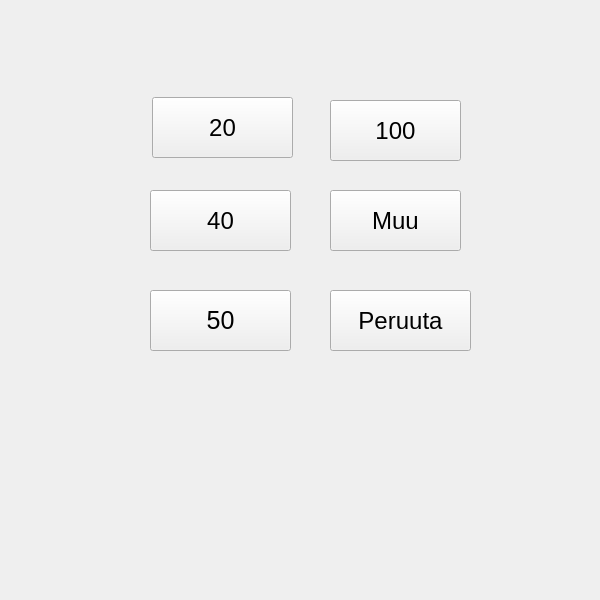
First picture: the form in PankkiProjekti/nosta.ui, repository tvt20kmo-ohjelmistokehitysprojekti/Group8, before the edit.
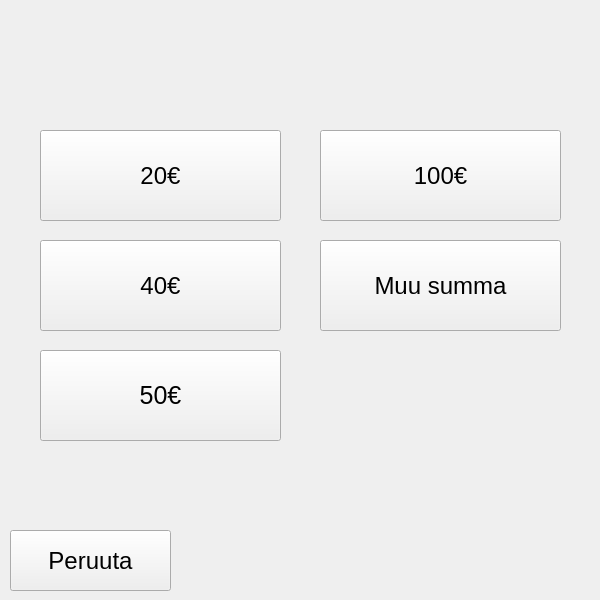
Second picture: the form after the edit.

Patch:
```diff
--- a/PankkiProjekti/nosta.ui
+++ b/PankkiProjekti/nosta.ui
@@ -16,10 +16,10 @@
   <widget class="QPushButton" name="btn20">
    <property name="geometry">
     <rect>
-     <x>152</x>
-     <y>97</y>
-     <width>141</width>
-     <height>61</height>
+     <x>40</x>
+     <y>130</y>
+     <width>241</width>
+     <height>91</height>
     </rect>
    </property>
    <property name="font">
@@ -28,16 +28,16 @@
     </font>
    </property>
    <property name="text">
-    <string>20</string>
+    <string>20€</string>
    </property>
   </widget>
   <widget class="QPushButton" name="btn40">
    <property name="geometry">
     <rect>
-     <x>150</x>
-     <y>190</y>
-     <width>141</width>
-     <height>61</height>
+     <x>40</x>
+     <y>240</y>
+     <width>241</width>
+     <height>91</height>
     </rect>
    </property>
    <property name="font">
@@ -46,16 +46,16 @@
     </font>
    </property>
    <property name="text">
-    <string>40</string>
+    <string>40€</string>
    </property>
   </widget>
   <widget class="QPushButton" name="btn50">
    <property name="geometry">
     <rect>
-     <x>150</x>
-     <y>290</y>
-     <width>141</width>
-     <height>61</height>
+     <x>40</x>
+     <y>350</y>
+     <width>241</width>
+     <height>91</height>
     </rect>
    </property>
    <property name="font">
@@ -64,16 +64,16 @@
     </font>
    </property>
    <property name="text">
-    <string>50</string>
+    <string>50€</string>
    </property>
   </widget>
   <widget class="QPushButton" name="btn100">
    <property name="geometry">
     <rect>
-     <x>330</x>
-     <y>100</y>
-     <width>131</width>
-     <height>61</height>
+     <x>320</x>
+     <y>130</y>
+     <width>241</width>
+     <height>91</height>
     </rect>
    </property>
    <property name="font">
@@ -82,16 +82,16 @@
     </font>
    </property>
    <property name="text">
-    <string>100</string>
+    <string>100€</string>
    </property>
   </widget>
   <widget class="QPushButton" name="btnMuu">
    <property name="geometry">
     <rect>
-     <x>330</x>
-     <y>190</y>
-     <width>131</width>
-     <height>61</height>
+     <x>320</x>
+     <y>240</y>
+     <width>241</width>
+     <height>91</height>
     </rect>
    </property>
    <property name="font">
@@ -100,15 +100,15 @@
     </font>
    </property>
    <property name="text">
-    <string>Muu</string>
+    <string>Muu summa</string>
    </property>
   </widget>
   <widget class="QPushButton" name="btnPeruuta">
    <property name="geometry">
     <rect>
-     <x>330</x>
-     <y>290</y>
-     <width>141</width>
+     <x>10</x>
+     <y>530</y>
+     <width>161</width>
      <height>61</height>
     </rect>
    </property>
```
